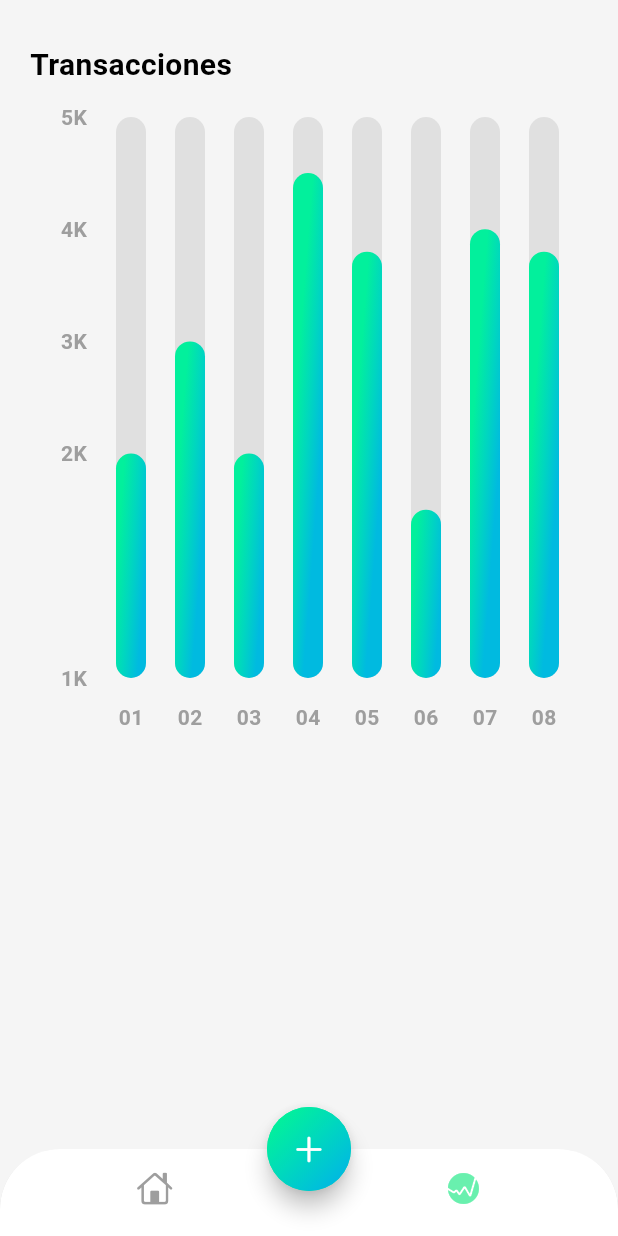
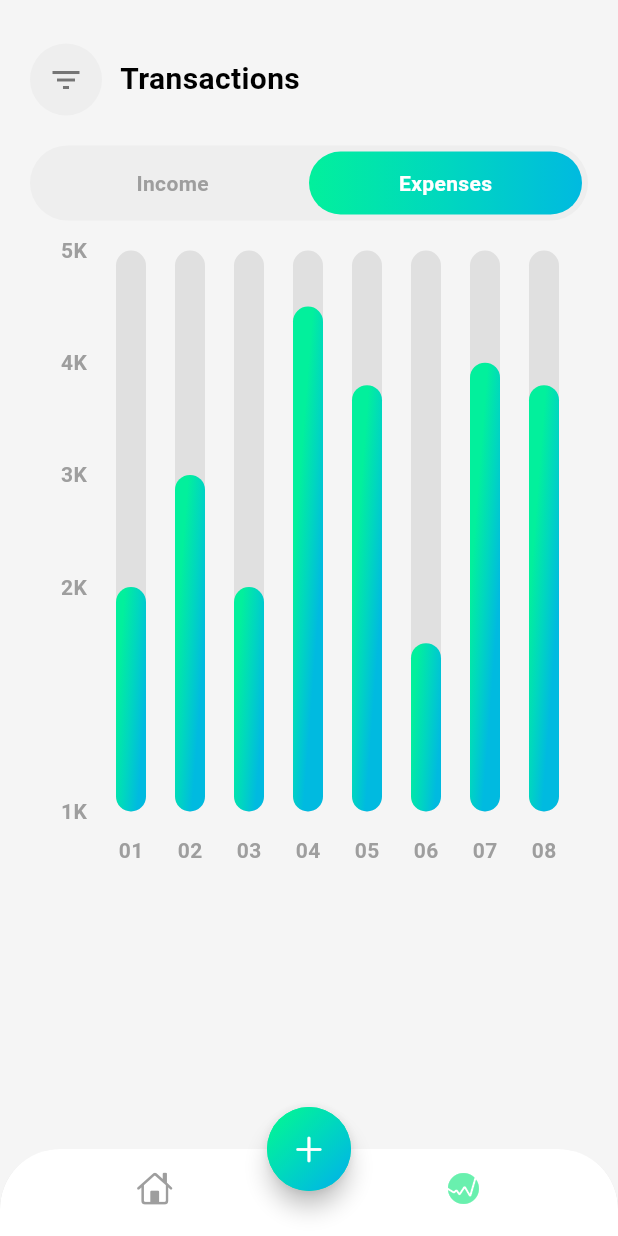
Before and after one commit to vflrsm/FinTrack, a Flutter app: the screen it shows after launch, item 2 of the bottom bar chosen, on a phone screen of 412 x 824 dp. Run offline on Flutter 3.47's test engine with Material 3 defaults, Android fonts, the light colour scheme and no system bars; drawn by our look-alikes of fl_chart; our stand-ins replace flutter_colorpicker.

Commit message:
stats y expense screen cambiadas. toggle button + hint text

```diff
--- a/lib/screens/home/Stats/stats.dart
+++ b/lib/screens/home/Stats/stats.dart
@@ -2,8 +2,15 @@
 import 'package:fintrack/screens/home/Stats/chart.dart';
 import 'package:flutter/material.dart';
 
-class StatsScreen extends StatelessWidget {
+class StatsScreen extends StatefulWidget {
   const StatsScreen({super.key});
+
+  @override
+  State<StatsScreen> createState() => _StatsScreenState();
+}
+
+class _StatsScreenState extends State<StatsScreen> {
+  String selected = 'Expenses'; // Estado para el toggle
 
   @override
   Widget build(BuildContext context) {
@@ -17,9 +24,88 @@ class StatsScreen extends StatelessWidget {
               height: 20,
               width: 20,
             ),
-            const Text(
-              'Transacciones',
-              style: TextStyle(fontWeight: FontWeight.bold, fontSize: 20),
+            Row(
+              mainAxisAlignment: MainAxisAlignment.start,
+              children: [
+                Container(
+                  decoration: BoxDecoration(
+                    color: Colors.grey.shade200,
+                    borderRadius: BorderRadius.circular(30),
+                  ),
+                  child: IconButton(
+                    onPressed: () async {
+                      final DateTimeRange? picked = await showDateRangePicker(
+                        context: context,
+                        firstDate: DateTime(2020),
+                        lastDate: DateTime.now(),
+                        initialDateRange: DateTimeRange(
+                          start: DateTime.now().subtract(Duration(days: 7)),
+                          end: DateTime.now(),
+                        ),
+                      );
+
+                      if (picked != null) {
+                        // Use picked.start and picked.end to filter your data
+                        // ignore: avoid_print
+                        print(
+                            'Selected range: ${picked.start} - ${picked.end}');
+                        // Apply filtering logic to your chart or transaction list
+                      }
+                    },
+                    icon: const Icon(Icons.filter_list),
+                    color: Colors.grey.shade600,
+                  ),
+                ),
+                SizedBox(height: 16, width: 12),
+                Text(
+                  'Transactions',
+                  style: TextStyle(
+                    fontWeight: FontWeight.bold,
+                    fontSize: 20,
+                  ),
+                ),
+              ],
+            ),
+            const SizedBox(height: 20),
+            Container(
+              height: 50,
+              padding: const EdgeInsets.all(4),
+              decoration: BoxDecoration(
+                color: Colors.grey.shade200,
+                borderRadius: BorderRadius.circular(30),
+              ),
+              child: Row(
+                children: ['Income', 'Expenses'].map((type) {
+                  final isSelected = selected == type;
+                  return Expanded(
+                    child: GestureDetector(
+                      onTap: () => setState(() => selected = type),
+                      child: AnimatedContainer(
+                        duration: const Duration(milliseconds: 300),
+                        decoration: BoxDecoration(
+                          gradient: isSelected
+                              ? LinearGradient(colors: [
+                                  Theme.of(context).colorScheme.primary,
+                                  Theme.of(context).colorScheme.secondary,
+                                  Theme.of(context).colorScheme.tertiary,
+                                ])
+                              : null,
+                          color: isSelected ? null : Colors.transparent,
+                          borderRadius: BorderRadius.circular(25),
+                        ),
+                        alignment: Alignment.center,
+                        child: Text(
+                          type,
+                          style: TextStyle(
+                            color: isSelected ? Colors.white : Colors.grey,
+                            fontWeight: FontWeight.w600,
+                          ),
+                        ),
+                      ),
+                    ),
+                  );
+                }).toList(),
+              ),
             ),
             const SizedBox(height: 20),
             SizedBox(
```
Also changed, not shown: lib/screens/add_expense/views/add_expense.dart (+50 -9 lines).
